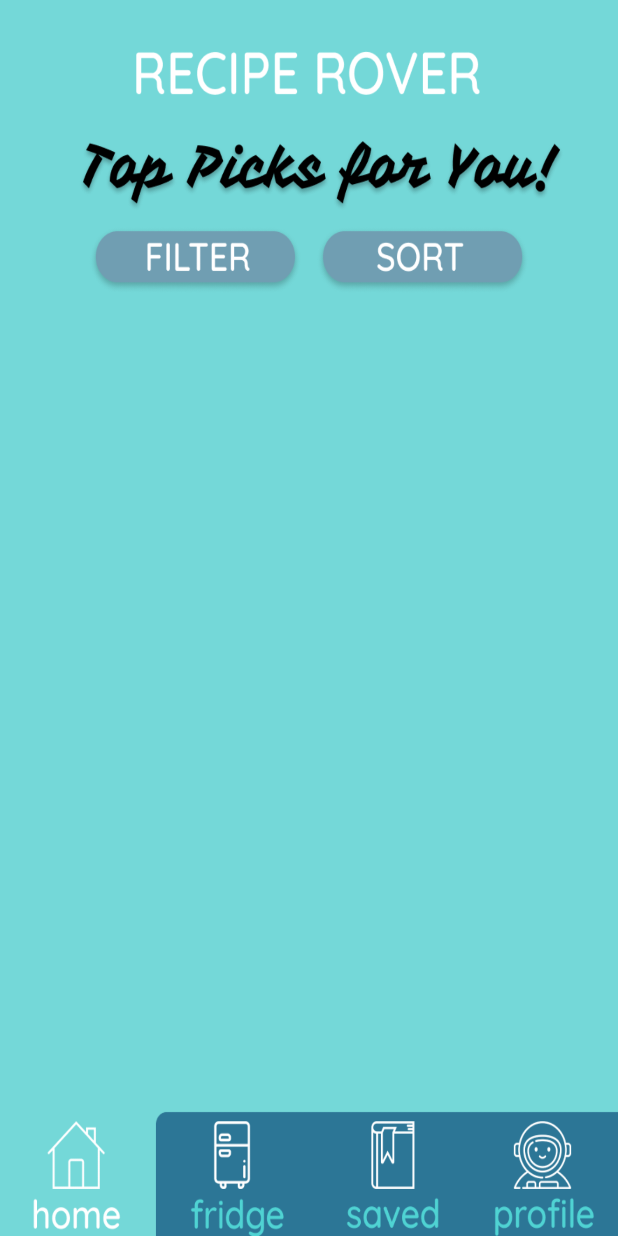
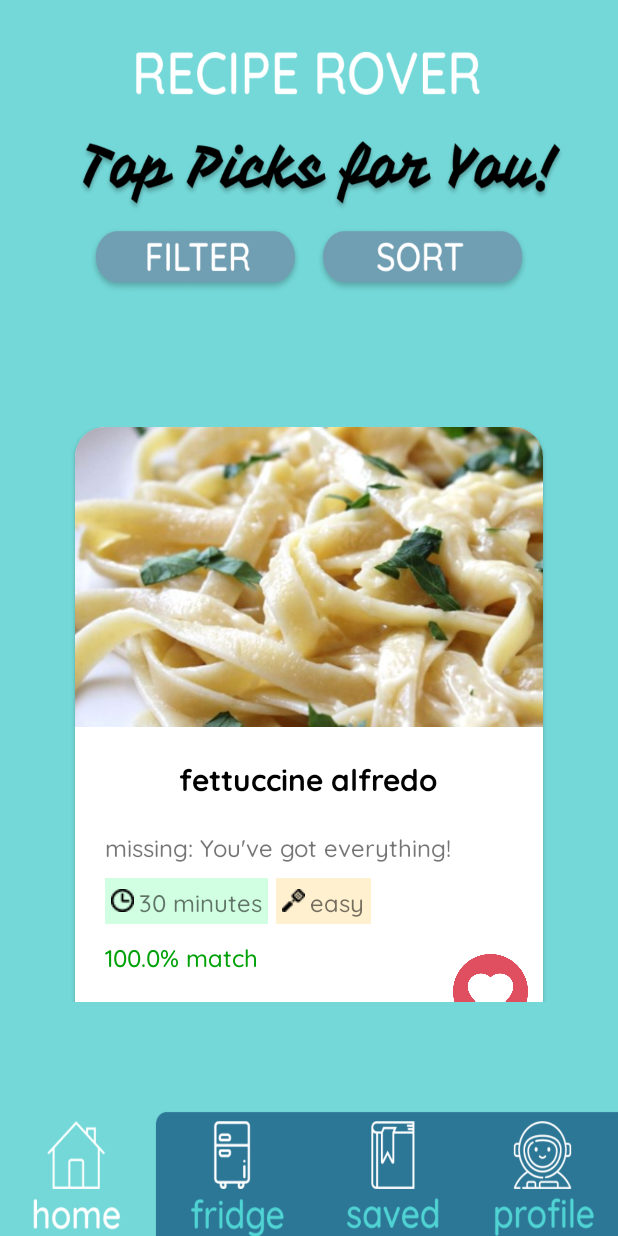
Before and after one commit to aylinev2/recipe-rover, an Android app: the screen it shows after launch (MainActivity), on a phone screen of 412 x 824 dp. Run offline under Robolectric (Android 15) with nearby library versions, the phone set to English and light mode, and no system bars.

Commit message:
Added cards on main screen

```diff
--- a/app/build.gradle
+++ b/app/build.gradle
@@ -27,4 +27,6 @@ dependencies {
     androidTestImplementation 'androidx.test.ext:junit:1.1.1'
     androidTestImplementation 'androidx.test.espresso:espresso-core:3.2.0'
     implementation 'com.android.support:design:28.0.0'
+    implementation 'androidx.cardview:cardview:1.0.0'
+    implementation 'androidx.recyclerview:recyclerview:1.0.0'
 }
--- a/app/src/main/java/cs465/illinois/project/MainActivity.java
+++ b/app/src/main/java/cs465/illinois/project/MainActivity.java
@@ -1,17 +1,29 @@
 package cs465.illinois.project;
 
 import androidx.appcompat.app.AppCompatActivity;
+import androidx.recyclerview.widget.LinearLayoutManager;
+import androidx.recyclerview.widget.RecyclerView;
 
+import android.content.Context;
 import android.content.Intent;
 import android.graphics.Color;
+import android.graphics.drawable.Drawable;
 import android.os.Bundle;
 import android.view.View;
 import android.widget.Button;
+
+import java.util.ArrayList;
 
 public class MainActivity extends AppCompatActivity implements View.OnClickListener {
     private Button fridgeButton;
     private Button savedButton;
     private Button profileButton;
+
+    private RecyclerView recyclerView;
+    private RecyclerView.Adapter adapter;
+    private RecyclerView.LayoutManager layoutManager;
+
+    private ArrayList<Recipe> recipes;
 
     @Override
     protected void onCreate(Bundle savedInstanceState) {
@@ -32,6 +44,19 @@ public class MainActivity extends AppCompatActivity implements View.OnClickListe
         profileButton.setVisibility(View.VISIBLE);
         profileButton.setBackgroundColor(Color.TRANSPARENT);
         profileButton.setOnClickListener(this);
+
+        recyclerView = (RecyclerView) findViewById(R.id.suggestion_list);
+
+        recyclerView.setHasFixedSize(true);
+
+        layoutManager = new LinearLayoutManager(this);
+        recyclerView.setLayoutManager(layoutManager);
+
+        recipes = new ArrayList<Recipe>();
+
+        adapter = new RecipeAdapter(this, recipes);
+        recyclerView.setAdapter(adapter);
+        loadRecipes();
     }
 
     public void onClick(View v) {
@@ -49,4 +74,35 @@ public class MainActivity extends AppCompatActivity implements View.OnClickListe
             overridePendingTransition(0,0);
         }
     }
+
+    private void loadRecipes(){
+        recipes.add(new Recipe(
+                "fettuccine alfredo",
+                getImage(this, "alfredo"),
+                "30 minutes",
+                "easy",
+                100,
+                "You've got everything!"
+        ));
+        recipes.add(new Recipe(
+                "spaghetti and meatballs",
+                getImage(this, "spaghetti"),
+                "35 minutes",
+                "easy",
+                95,
+                "Worcestershire sauce"
+        ));
+        recipes.add(new Recipe(
+                "pepperoni pizza",
+                getImage(this, "pizza"),
+                "2 hours 20 minutes",
+                "medium",
+                80,
+                "active dry yeast, chopped fresh oregano"
+        ));
+    }
+
+    public static Drawable getImage(Context c, String ImageName) {
+        return c.getResources().getDrawable(c.getResources().getIdentifier(ImageName, "drawable", c.getPackageName()));
+    }
 }
--- /dev/null
+++ b/app/src/main/java/cs465/illinois/project/Recipe.java
@@ -0,0 +1,46 @@
+package cs465.illinois.project;
+
+import android.graphics.drawable.Drawable;
+
+public class Recipe {
+    private String recipeName;
+    private Drawable recipePicture;
+    private String prepTime;
+    private String difficulty;
+    private double percentMatch;
+    private String missingIngredients;
+
+    public Recipe(String recipeName, Drawable recipePicture, String prepTime, String difficulty,
+                  double percentMatch, String missingIngredients){
+        this.recipeName = recipeName;
+        this.recipePicture = recipePicture;
+        this.prepTime = prepTime;
+        this.difficulty = difficulty;
+        this.percentMatch = percentMatch;
+        this.missingIngredients = missingIngredients;
+    }
+
+    public String getRecipeName(){
+        return recipeName;
+    }
+
+    public Drawable getRecipePicture(){
+        return recipePicture;
+    }
+
+    public String getPrepTime(){
+        return prepTime;
+    }
+
+    public String getDifficulty(){
+        return difficulty;
+    }
+
+    public double getPercentMatch(){
+        return percentMatch;
+    }
+
+    public String getMissingIngredients(){
+        return missingIngredients;
+    }
+}
--- /dev/null
+++ b/app/src/main/java/cs465/illinois/project/RecipeAdapter.java
@@ -0,0 +1,41 @@
+package cs465.illinois.project;
+
+import android.content.Context;
+import android.view.LayoutInflater;
+import android.view.View;
+import android.view.ViewGroup;
+
+import androidx.annotation.NonNull;
+import androidx.recyclerview.widget.RecyclerView;
+
+import java.util.ArrayList;
+
+public class RecipeAdapter extends RecyclerView.Adapter<RecipeHolder> {
+    private Context context;
+    private ArrayList<Recipe> recipes;
+
+    public RecipeAdapter(Context context, ArrayList<Recipe> recipes){
+        this.context = context;
+        this.recipes = recipes;
+    }
+
+    @NonNull
+    @Override
+    public RecipeHolder onCreateViewHolder(@NonNull ViewGroup parent, int viewType) {
+        View view = LayoutInflater.from(context).inflate(R.layout.main_page_row_item, parent, false);
+        return new RecipeHolder(view);
+    }
+
+    @Override
+    public void onBindViewHolder(@NonNull RecipeHolder holder, int position) {
+        Recipe recipe = recipes.get(position);
+        holder.setInfo(recipe);
+    }
+
+    @Override
+    public int getItemCount() {
+        return recipes.size();
+    }
+
+
+}
--- /dev/null
+++ b/app/src/main/java/cs465/illinois/project/RecipeHolder.java
@@ -0,0 +1,32 @@
+package cs465.illinois.project;
+
+import androidx.recyclerview.widget.RecyclerView;
+import android.view.View;
+import android.widget.ImageView;
+import android.widget.TextView;
+
+public class RecipeHolder extends RecyclerView.ViewHolder {
+
+    private TextView txtRecipeName, txtPrepTime, txtDifficulty, txtMissingIngredients, txtPercentMatch;
+    private ImageView imgRecipePicture;
+
+    public RecipeHolder(View itemView){
+        super(itemView);
+        txtRecipeName = itemView.findViewById(R.id.txtRecipeName);
+        imgRecipePicture = itemView.findViewById(R.id.imgRecipePicture);
+        txtPrepTime = itemView.findViewById(R.id.txtPrepTime);
+        txtDifficulty = itemView.findViewById(R.id.txtDifficulty);
+        txtMissingIngredients = itemView.findViewById(R.id.txtMissingIngredients);
+        txtPercentMatch = itemView.findViewById(R.id.txtPercentMatch);
+    }
+
+    public void setInfo(Recipe recipe) {
+        txtRecipeName.setText(recipe.getRecipeName());
+        imgRecipePicture.setImageDrawable(recipe.getRecipePicture());
+        txtPrepTime.setText(recipe.getPrepTime());
+        txtDifficulty.setText(recipe.getDifficulty());
+        txtMissingIngredients.setText("missing: " + recipe.getMissingIngredients());
+        txtPercentMatch.setText(recipe.getPercentMatch() + "% match");
+    }
+
+}
--- /dev/null
+++ b/app/src/main/res/drawable/ic_launcher_foreground.xml
@@ -0,0 +1,34 @@
+<vector xmlns:android="http://schemas.android.com/apk/res/android"
+    xmlns:aapt="http://schemas.android.com/aapt"
+    android:width="108dp"
+    android:height="108dp"
+    android:viewportWidth="108"
+    android:viewportHeight="108">
+    <path
+        android:fillType="evenOdd"
+        android:pathData="M32,64C32,64 38.39,52.99 44.13,50.95C51.37,48.37 70.14,49.57 70.14,49.57L108.26,87.69L108,109.01L75.97,107.97L32,64Z"
+        android:strokeWidth="1"
+        android:strokeColor="#00000000">
+        <aapt:attr name="android:fillColor">
+            <gradient
+                android:endX="78.5885"
+                android:endY="90.9159"
+                android:startX="48.7653"
+                android:startY="61.0927"
+                android:type="linear">
+                <item
+                    android:color="#44000000"
+                    android:offset="0.0" />
+                <item
+                    android:color="#00000000"
+                    android:offset="1.0" />
+            </gradient>
+        </aapt:attr>
+    </path>
+    <path
+        android:fillColor="#FFFFFF"
+        android:fillType="nonZero"
+        android:pathData="M66.94,46.02L66.94,46.02C72.44,50.07 76,56.61 76,64L32,64C32,56.61 35.56,50.11 40.98,46.06L36.18,41.19C35.45,40.45 35.45,39.3 36.18,38.56C36.91,37.81 38.05,37.81 38.78,38.56L44.25,44.05C47.18,42.57 50.48,41.71 54,41.71C57.48,41.71 60.78,42.57 63.68,44.05L69.11,38.56C69.84,37.81 70.98,37.81 71.71,38.56C72.44,39.3 72.44,40.45 71.71,41.19L66.94,46.02ZM62.94,56.92C64.08,56.92 65,56.01 65,54.88C65,53.76 64.08,52.85 62.94,52.85C61.8,52.85 60.88,53.76 60.88,54.88C60.88,56.01 61.8,56.92 62.94,56.92ZM45.06,56.92C46.2,56.92 47.13,56.01 47.13,54.88C47.13,53.76 46.2,52.85 45.06,52.85C43.92,52.85 43,53.76 43,54.88C43,56.01 43.92,56.92 45.06,56.92Z"
+        android:strokeWidth="1"
+        android:strokeColor="#00000000" />
+</vector>
--- a/app/src/main/res/layout/activity_main.xml
+++ b/app/src/main/res/layout/activity_main.xml
@@ -8,11 +8,23 @@
 
 
     <ImageView
+        android:id="@+id/imageView3"
         android:layout_width="match_parent"
         android:layout_height="match_parent"
         android:background="@drawable/home"
         tools:layout_editor_absoluteX="0dp"
         tools:layout_editor_absoluteY="0dp" />
+
+
+    <androidx.recyclerview.widget.RecyclerView
+        android:id="@+id/suggestion_list"
+        android:layout_width="match_parent"
+        android:layout_height="383dp"
+        app:layout_constraintBottom_toBottomOf="@+id/imageView3"
+        app:layout_constraintEnd_toEndOf="parent"
+        app:layout_constraintStart_toStartOf="parent"
+        app:layout_constraintTop_toTopOf="@+id/imageView3"
+        app:layout_constraintVertical_bias="0.646" />
 
     <Button
         android:id="@+id/fridge"
--- /dev/null
+++ b/app/src/main/res/layout/main_page_row_item.xml
@@ -0,0 +1,135 @@
+<?xml version="1.0" encoding="utf-8"?>
+<androidx.cardview.widget.CardView xmlns:android="http://schemas.android.com/apk/res/android"
+    android:layout_width="match_parent"
+    android:layout_height="wrap_content"
+    xmlns:app="http://schemas.android.com/apk/res-auto"
+    android:layout_marginRight="50dp"
+    android:layout_marginLeft="50dp"
+    android:layout_marginBottom="15dp"
+    android:background="#ffffff"
+    app:cardCornerRadius="20dp"
+    >
+
+    <LinearLayout
+        android:layout_width="match_parent"
+        android:layout_height="wrap_content"
+        android:orientation="vertical"
+        android:gravity="top|left"
+        >
+
+
+        <ImageView
+            android:id="@+id/imgRecipePicture"
+            android:layout_width="match_parent"
+            android:layout_height="200dp"
+            android:scaleType="centerCrop"
+            />
+
+        <TextView
+            android:layout_width="wrap_content"
+            android:layout_height="wrap_content"
+            android:layout_gravity="top|center_horizontal"
+
+            android:paddingTop="20dp"
+            android:paddingBottom="20dp"
+
+            android:fontFamily="@font/quicksand_bold"
+            android:textColor="#000000"
+            android:textSize="20sp"
+
+            android:id="@+id/txtRecipeName"
+            />
+
+        <RelativeLayout
+            android:layout_width="wrap_content"
+            android:layout_height="wrap_content"
+            android:layout_gravity="left"
+            android:paddingLeft="20dp"
+            >
+
+            <TextView
+                android:id="@+id/txtMissingIngredients"
+                android:layout_width="wrap_content"
+                android:layout_height="wrap_content"
+                android:fontFamily="@font/quicksand_medium"
+                android:textSize="16sp"
+
+                android:layout_alignParentLeft="true"
+                android:layout_alignParentTop="true"
+                />
+
+            <TextView
+                android:id="@+id/txtPrepTime"
+                android:layout_width="wrap_content"
+                android:layout_height="wrap_content"
+
+                android:fontFamily="@font/quicksand_medium"
+                android:textSize="16sp"
+                android:background="#d1ffe2"
+
+                android:drawableLeft="@drawable/clock"
+                android:drawablePadding="3dp"
+                android:padding="4dp"
+                android:layout_marginTop="10dp"
+                android:layout_marginRight="5dp"
+                android:layout_marginBottom="10dp"
+
+                android:layout_alignParentLeft="true"
+                android:layout_below="@+id/txtMissingIngredients"
+                />
+
+            <TextView
+                android:id="@+id/txtDifficulty"
+                android:layout_width="wrap_content"
+                android:layout_height="wrap_content"
+
+                android:fontFamily="@font/quicksand_medium"
+                android:textSize="16sp"
+                android:background="#fff0cf"
+
+                android:drawableLeft="@drawable/spatula"
+                android:drawablePadding="3dp"
+                android:padding="4dp"
+                android:layout_marginTop="10dp"
+                android:layout_marginRight="5dp"
+                android:layout_marginBottom="10dp"
+
+                android:layout_toRightOf="@+id/txtPrepTime"
+                android:layout_below="@+id/txtMissingIngredients"
+                />
+
+            <TextView
+                android:id="@+id/txtPercentMatch"
+                android:layout_width="wrap_content"
+                android:layout_height="wrap_content"
+                android:fontFamily="@font/quicksand_medium"
+                android:textSize="16sp"
+
+                android:textColor="#00a108"
+
+                android:layout_below="@+id/txtPrepTime"
+                />
+
+            <Button
+                android:layout_width="50dp"
+                android:layout_height="50dp"
+
+                android:layout_margin="10dp"
+
+                android:layout_below="@+id/txtDifficulty"
+                android:layout_alignParentRight="true"
+
+                android:background="@drawable/heart"
+                />
+
+        </RelativeLayout>
+
+
+
+
+
+    </LinearLayout>
+
+
+
+</androidx.cardview.widget.CardView>
```
Also changed, not shown: app/src/main/res/drawable/alfredo.jpg (added), app/src/main/res/drawable/clock.png (added), app/src/main/res/drawable/heart.png (added), app/src/main/res/drawable/pizza.jpg (added), app/src/main/res/drawable/spaghetti.jpg (added), app/src/main/res/drawable/spatula.png (added), app/src/main/res/font/quicksand_bold.ttf (added), app/src/main/res/font/quicksand_medium.ttf (added), 2 other files.
